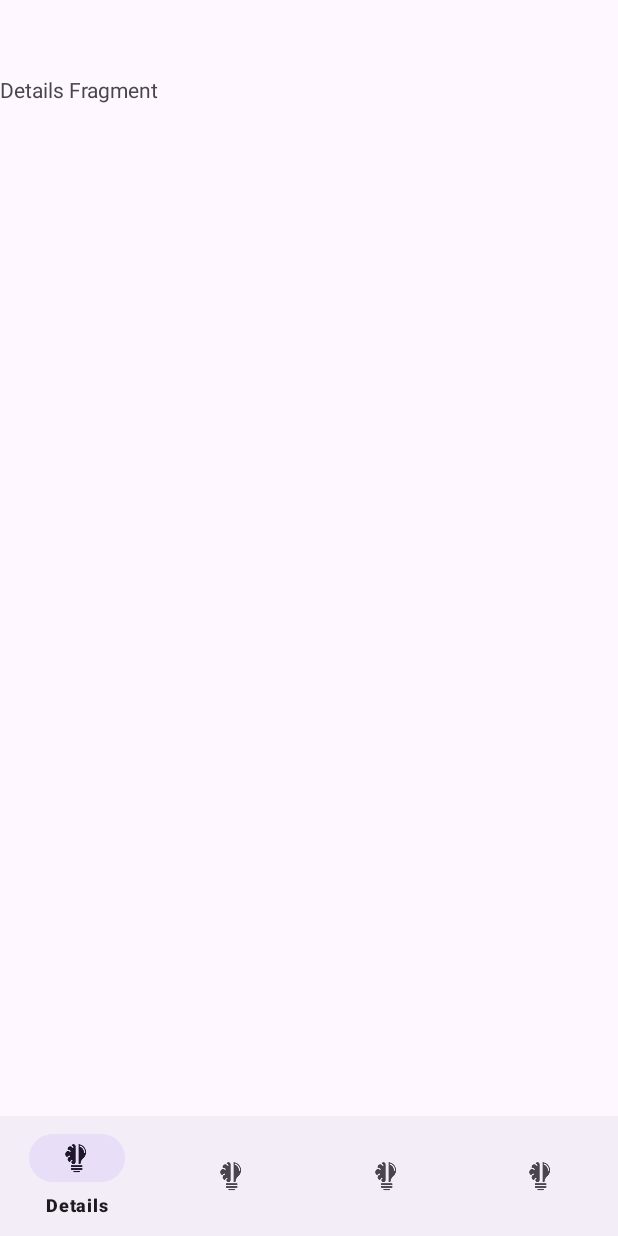
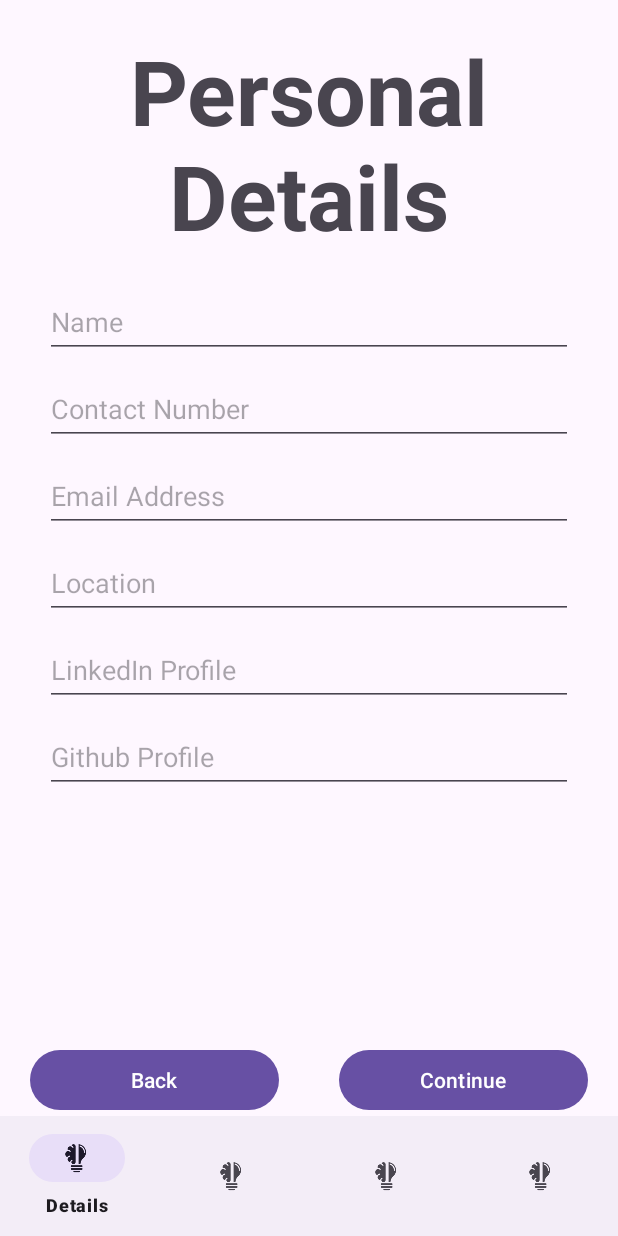
Before and after one commit to Jawad-Ahmad-M/ResuBuild, an Android app: the screen it shows after launch (MainActivity), on a phone screen of 412 x 824 dp. Run offline under Robolectric (Android 15) with nearby library versions, the phone set to English and light mode, and no system bars.

Commit message:
Added and Tested Personal Details UI

```diff
--- a/app/src/main/AndroidManifest.xml
+++ b/app/src/main/AndroidManifest.xml
@@ -14,7 +14,8 @@
         tools:targetApi="31">
         <activity
             android:name=".MainActivity"
-            android:exported="true">
+            android:exported="true"
+            android:windowSoftInputMode="adjustPan">
             <intent-filter>
                 <action android:name="android.intent.action.MAIN" />
 
--- a/app/src/main/res/layout/activity_main.xml
+++ b/app/src/main/res/layout/activity_main.xml
@@ -12,7 +12,6 @@
         android:layout_width="match_parent"
         android:layout_height="0dp"
         android:orientation="horizontal"
-        android:layout_marginTop="50dp"
         app:layout_constraintBottom_toTopOf="@+id/navView"
         app:layout_constraintEnd_toEndOf="parent"
         app:layout_constraintStart_toStartOf="parent"
@@ -22,9 +21,11 @@
         android:id="@+id/navView"
         android:layout_width="0dp"
         android:layout_height="wrap_content"
+        app:layout_constraintWidth_max="600dp"
         app:layout_constraintBottom_toBottomOf="parent"
         app:layout_constraintStart_toStartOf="parent"
         app:layout_constraintEnd_toEndOf="parent"
-        app:menu="@menu/bottom_nav_menu"/>
+        app:menu="@menu/bottom_nav_menu"
+        android:importantForAutofill="no"/>
 
 </androidx.constraintlayout.widget.ConstraintLayout>
--- a/app/src/main/res/layout/fragment_ats_score.xml
+++ b/app/src/main/res/layout/fragment_ats_score.xml
@@ -1,14 +1,19 @@
 <?xml version="1.0" encoding="utf-8"?>
-<FrameLayout xmlns:android="http://schemas.android.com/apk/res/android"
+<androidx.constraintlayout.widget.ConstraintLayout xmlns:android="http://schemas.android.com/apk/res/android"
     xmlns:tools="http://schemas.android.com/tools"
     android:layout_width="match_parent"
     android:layout_height="match_parent"
+    xmlns:app="http://schemas.android.com/apk/res-auto"
     tools:context=".fragments.atsScoreFragment">
 
-    <!-- TODO: Update blank fragment layout -->
     <TextView
+        android:id="@+id/an"
         android:layout_width="wrap_content"
         android:layout_height="wrap_content"
-        android:text="ats Score Fragment" />
+        android:text="ATS SCORE"/>
 
-</FrameLayout>
+
+
+
+
+</androidx.constraintlayout.widget.ConstraintLayout>
--- a/app/src/main/res/layout/fragment_details.xml
+++ b/app/src/main/res/layout/fragment_details.xml
@@ -1,14 +1,137 @@
 <?xml version="1.0" encoding="utf-8"?>
-<FrameLayout xmlns:android="http://schemas.android.com/apk/res/android"
+<androidx.constraintlayout.widget.ConstraintLayout xmlns:android="http://schemas.android.com/apk/res/android"
     xmlns:tools="http://schemas.android.com/tools"
     android:layout_width="match_parent"
     android:layout_height="match_parent"
-    tools:context=".fragments.detailsFragment">
+    xmlns:app="http://schemas.android.com/apk/res-auto"
+    tools:context=".fragments.atsScoreFragment">
+
+    <ScrollView
+        android:id="@+id/scrollView"
+        android:layout_width="0dp"
+        android:layout_height="0dp"
+        android:fillViewport="true"
+        app:layout_constraintWidth_max="450dp"
+        app:layout_constraintTop_toTopOf="parent"
+        app:layout_constraintBottom_toTopOf="@+id/btn_back_details_fragment"
+        app:layout_constraintStart_toStartOf="parent"
+        app:layout_constraintEnd_toEndOf="parent">
+
 
     <!-- TODO: Update blank fragment layout -->
-    <TextView
-        android:layout_width="wrap_content"
+        <LinearLayout
+            android:id="@+id/personal_details_layout"
+            android:layout_width="match_parent"
+            android:layout_height="wrap_content"
+            android:orientation="vertical">
+
+            <TextView
+                android:layout_width="match_parent"
+                android:layout_height="wrap_content"
+                android:text="@string/personal_details"
+                android:layout_marginVertical="20sp"
+                android:textSize="60sp"
+                android:gravity="center"
+                android:textStyle="bold"
+                android:minHeight="48sp" />
+
+            <EditText
+                android:id="@+id/input_of_name"
+                android:layout_width="match_parent"
+                android:layout_height="wrap_content"
+                android:autofillHints="name"
+                android:hint="@string/name"
+                android:layout_marginHorizontal="30sp"
+                android:layout_marginBottom="10sp"
+                android:inputType="text"
+                android:minHeight="48sp"/>
+
+            <EditText
+                android:id="@+id/input_of_phone_number"
+                android:layout_width="match_parent"
+                android:layout_height="wrap_content"
+                android:layout_marginHorizontal="30sp"
+                android:layout_marginBottom="10sp"
+                android:autofillHints="phone"
+                android:hint="@string/contact_number"
+                android:inputType="phone"
+                android:minHeight="48sp"
+                tools:ignore="TextContrastCheck" />
+
+            <EditText
+                android:id="@+id/input_of_email"
+                android:layout_width="match_parent"
+                android:layout_height="wrap_content"
+                android:layout_marginHorizontal="30sp"
+                android:layout_marginBottom="10sp"
+                android:autofillHints="emailAddress"
+                android:hint="@string/email_address"
+                android:inputType="textEmailAddress"
+                android:minHeight="48sp"
+                tools:ignore="TextContrastCheck"/>
+
+            <EditText
+                android:id="@+id/input_of_location"
+                android:layout_width="match_parent"
+                android:layout_height="wrap_content"
+                android:autofillHints="postalAddress"
+                android:hint="@string/location"
+                android:layout_marginHorizontal="30sp"
+                android:layout_marginBottom="10sp"
+                android:inputType="textPostalAddress"
+                android:minHeight="48sp"/>
+
+            <EditText
+                android:id="@+id/input_of_linkedIn_profile"
+                android:layout_width="match_parent"
+                android:layout_height="wrap_content"
+                android:layout_marginHorizontal="30sp"
+                android:layout_marginBottom="10sp"
+                android:hint="@string/linkedin_profile"
+                android:importantForAutofill="no"
+                android:inputType="textUri"
+                android:minHeight="48sp"
+                tools:ignore="TextContrastCheck" />
+
+            <EditText
+                android:id="@+id/input_of_github_profile"
+                android:layout_width="match_parent"
+                android:layout_height="wrap_content"
+                android:layout_marginHorizontal="30sp"
+                android:layout_marginBottom="10sp"
+                android:autofillHints=""
+                android:hint="@string/github_profile"
+                android:inputType="textUri"
+                android:minHeight="48sp"
+                tools:ignore="TextContrastCheck" />
+        </LinearLayout>
+
+
+
+    </ScrollView>
+    <Button
+        android:id="@+id/btn_save_details_fragment"
+        android:layout_width="0dp"
         android:layout_height="wrap_content"
-        android:text="Details Fragment" />
+        android:text="@string/continue_"
+        app:layout_constraintBottom_toBottomOf="parent"
+        app:layout_constraintEnd_toEndOf="parent"
+        app:layout_constraintStart_toEndOf="@id/btn_back_details_fragment"
+        android:layout_marginHorizontal="20sp"
+        app:layout_constraintWidth_max="200dp"/>
 
-</FrameLayout>
+    <Button
+        android:id="@+id/btn_back_details_fragment"
+        android:layout_width="0dp"
+        android:layout_height="wrap_content"
+        android:text="@string/back"
+        app:layout_constraintBottom_toBottomOf="parent"
+        app:layout_constraintStart_toStartOf="parent"
+        app:layout_constraintEnd_toStartOf="@id/btn_save_details_fragment"
+        android:layout_marginHorizontal="20sp"
+        app:layout_constraintWidth_max="200dp"/>
+
+
+
+
+</androidx.constraintlayout.widget.ConstraintLayout>
--- a/app/src/main/res/values/strings.xml
+++ b/app/src/main/res/values/strings.xml
@@ -6,4 +6,13 @@
     <string name="profile">Profile</string>
     <!-- TODO: Remove or change this placeholder text -->
     <string name="hello_blank_fragment">Hello blank fragment</string>
+    <string name="personal_details">Personal Details</string>
+    <string name="name">Name</string>
+    <string name="contact_number">Contact Number</string>
+    <string name="location">Location</string>
+    <string name="linkedin_profile">LinkedIn Profile</string>
+    <string name="github_profile">Github Profile</string>
+    <string name="back">Back</string>
+    <string name="continue_">Continue</string>
+    <string name="email_address">Email Address</string>
 </resources>
--- a/gradle/libs.versions.toml
+++ b/gradle/libs.versions.toml
@@ -1,8 +1,8 @@
 [versions]
 agp = "8.10.1"
 junit = "4.13.2"
-junitVersion = "1.2.1"
-espressoCore = "3.6.1"
+junitVersion = "1.3.0"
+espressoCore = "3.7.0"
 appcompat = "1.7.1"
 material = "1.12.0"
 activity = "1.10.1"
```
